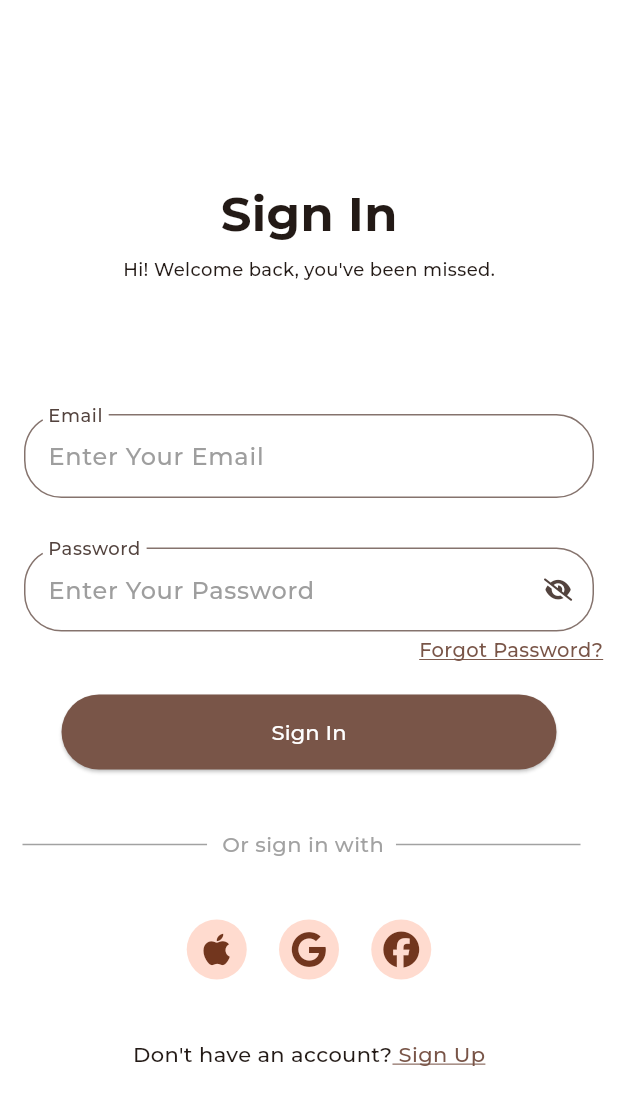
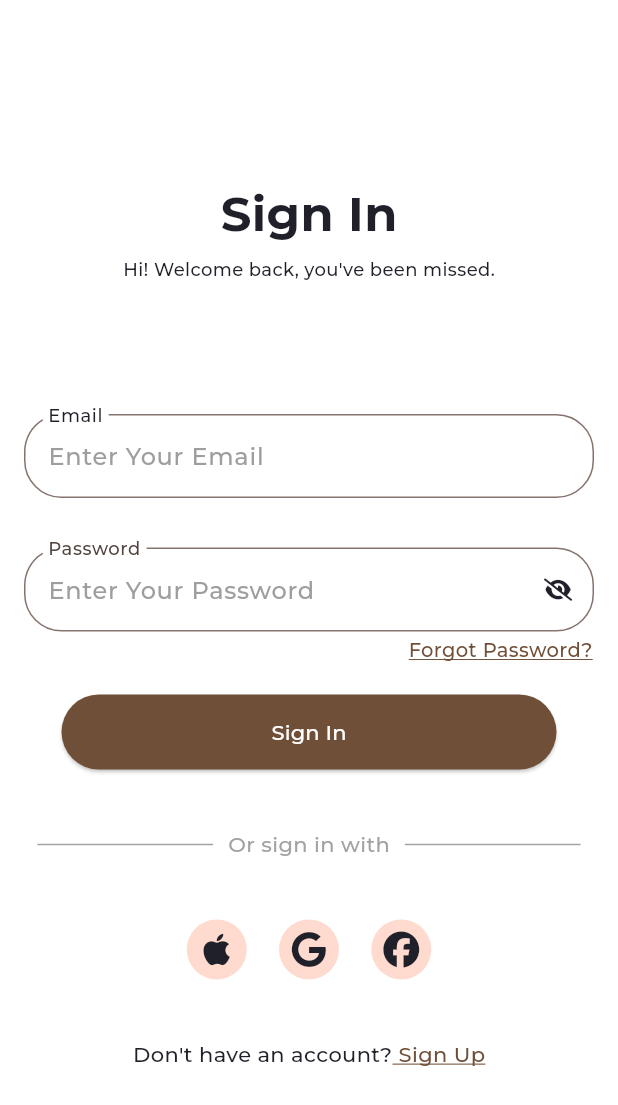
Before and after one commit to suheerthedev/clothing_app, a Flutter app: the screen it shows after launch, after a tap on "Sign In", on a phone screen of 412 x 824 dp. Shown: the top 1105 px of the screen. Run offline on Flutter 3.47's test engine with Material 3 defaults, Android fonts, the phone set to English and light mode, and no system bars; our stand-ins replace flutter_otp_text_field, flutter_svg, font_awesome_flutter, intl_phone_field, smooth_page_indicator; project files that could hold a hidden picture were left out.

Commit message:
Added AppColor variables to Sign In Screen

```diff
--- a/lib/main.dart
+++ b/lib/main.dart
@@ -26,7 +26,7 @@ class MyApp extends StatelessWidget {
         fontFamily: 'Montserrat',
         colorScheme: ColorScheme.fromSeed(seedColor: Colors.brown),
       ),
-      home: const SplashScreen(),
+      home: const SignInScreen(),
       routes: {
         '/splashscreen': (context) => const SplashScreen(),
         '/welcomescreen': (context) => const WelcomeScreen(),
--- a/lib/screens/sign_in_screen.dart
+++ b/lib/screens/sign_in_screen.dart
@@ -1,4 +1,5 @@
 import 'package:clothing_store_app/screens/verification_screen.dart';
+import 'package:clothing_store_app/util/app_colors.dart';
 import 'package:flutter/material.dart';
 import 'package:font_awesome_flutter/font_awesome_flutter.dart';
 
@@ -27,14 +28,20 @@ class _SignInScreenState extends State<SignInScreen> {
               const SizedBox(
                 height: 120,
               ),
-              const Text('Sign In',
-                  style: TextStyle(fontSize: 32, fontWeight: FontWeight.bold)),
+              Text('Sign In',
+                  style: TextStyle(
+                      color: AppColors.primaryTextColor,
+                      fontSize: 32,
+                      fontWeight: FontWeight.bold)),
               const SizedBox(
                 height: 5,
               ),
-              const Text(
+              Text(
                 "Hi! Welcome back, you've been missed.",
-                style: TextStyle(fontSize: 12, fontWeight: FontWeight.w400),
+                style: TextStyle(
+                    color: AppColors.primaryTextColor,
+                    fontSize: 12,
+                    fontWeight: FontWeight.w400),
               ),
               const SizedBox(
                 height: 80,
@@ -46,10 +53,12 @@ class _SignInScreenState extends State<SignInScreen> {
                   controller: emailCont,
                   decoration: InputDecoration(
                       labelText: 'Email',
+                      labelStyle: TextStyle(color: AppColors.primaryTextColor),
                       floatingLabelBehavior: FloatingLabelBehavior.always,
                       hintText: 'Enter Your Email',
                       hintStyle: const TextStyle(color: Colors.grey),
                       border: OutlineInputBorder(
+                        borderSide: BorderSide(color: AppColors.primaryColor),
                         borderRadius: BorderRadius.circular(25),
                       )),
                 ),
@@ -72,24 +81,29 @@ class _SignInScreenState extends State<SignInScreen> {
                           if (passwordStatus == true) {
                             setState(() {
                               passwordStatus = !passwordStatus;
-                              passwordIcon = const FaIcon(
+                              passwordIcon = FaIcon(
                                 FontAwesomeIcons.solidEye,
+                                color: AppColors.primaryIconColor,
                                 size: 15,
                               );
                             });
                           } else {
                             setState(() {
                               passwordStatus = !passwordStatus;
-                              passwordIcon =
-                                  const FaIcon(FontAwesomeIcons.solidEyeSlash);
+                              passwordIcon = FaIcon(
+                                FontAwesomeIcons.solidEyeSlash,
+                                color: AppColors.primaryIconColor,
+                              );
                             });
                           }
                         },
                         icon: passwordIcon,
+                        color: AppColors.primaryIconColor,
                         iconSize: 15,
                       ),
                       border: OutlineInputBorder(
                         borderRadius: BorderRadius.circular(25),
+                        borderSide: BorderSide(color: AppColors.primaryColor),
                       )),
                 ),
               ),
@@ -110,18 +124,18 @@ class _SignInScreenState extends State<SignInScreen> {
                             ),
                           ));
                     },
-                    child: const Text(
+                    child: Text(
                       "Forgot Password?",
                       style: TextStyle(
                           fontSize: 13,
-                          color: Colors.brown,
+                          color: AppColors.secondaryTextColor,
                           fontWeight: FontWeight.w500,
                           decoration: TextDecoration.underline,
-                          decorationColor: Colors.brown),
+                          decorationColor: AppColors.secondaryTextColor),
                     ),
                   ),
                   const SizedBox(
-                    width: 10,
+                    width: 17,
                   ),
                 ],
               ),
@@ -131,13 +145,13 @@ class _SignInScreenState extends State<SignInScreen> {
               ElevatedButton(
                   style: ElevatedButton.styleFrom(
                       fixedSize: const Size(330, 50),
-                      backgroundColor: Colors.brown),
+                      backgroundColor: AppColors.secondaryColor),
                   onPressed: () {
                     //Navigate to Other Screen
                   },
-                  child: const Text(
+                  child: Text(
                     'Sign In',
-                    style: TextStyle(color: Colors.white),
+                    style: TextStyle(color: AppColors.onPrimaryTextColor),
                   )),
               const SizedBox(
                 height: 40,
@@ -151,10 +165,11 @@ class _SignInScreenState extends State<SignInScreen> {
                         child: Divider(
                       color: Color.fromARGB(244, 158, 158, 158),
                       thickness: 1,
+                      indent: 10,
                       endIndent: 10,
                     )),
                     Text(
-                      'Or sign in with  ',
+                      'Or sign in with',
                       style:
                           TextStyle(color: Color.fromARGB(244, 158, 158, 158)),
                     ),
@@ -162,6 +177,7 @@ class _SignInScreenState extends State<SignInScreen> {
                         child: Divider(
                       color: Color.fromARGB(244, 158, 158, 158),
                       thickness: 1,
+                      indent: 10,
                       endIndent: 10,
                     )),
                   ],
@@ -172,17 +188,20 @@ class _SignInScreenState extends State<SignInScreen> {
               ),
               SizedBox(
                 width: size.width * 0.5,
-                child: const Row(
+                child: Row(
                   mainAxisAlignment: MainAxisAlignment.spaceEvenly,
                   children: [
                     CircleAvatar(
-                      child: FaIcon(FontAwesomeIcons.apple),
+                      child: FaIcon(FontAwesomeIcons.apple,
+                          color: AppColors.primaryIconColor),
                     ),
                     CircleAvatar(
-                      child: FaIcon(FontAwesomeIcons.google),
+                      child: FaIcon(FontAwesomeIcons.google,
+                          color: AppColors.primaryIconColor),
                     ),
                     CircleAvatar(
-                      child: FaIcon(FontAwesomeIcons.facebook),
+                      child: FaIcon(FontAwesomeIcons.facebook,
+                          color: AppColors.primaryIconColor),
                     )
                   ],
                 ),
@@ -193,19 +212,21 @@ class _SignInScreenState extends State<SignInScreen> {
               Row(
                 mainAxisAlignment: MainAxisAlignment.center,
                 children: [
-                  const Text("Don't have an account?",
-                      style: TextStyle(fontWeight: FontWeight.w400)),
+                  Text("Don't have an account?",
+                      style: TextStyle(
+                          color: AppColors.primaryTextColor,
+                          fontWeight: FontWeight.w400)),
                   InkWell(
                     onTap: () {
                       //Navigate To Create Account Page
                       Navigator.pushNamed(context, '/createaccountscreen');
                     },
-                    child: const Text(" Sign Up",
+                    child: Text(" Sign Up",
                         style: TextStyle(
                             fontWeight: FontWeight.w400,
-                            color: Colors.brown,
+                            color: AppColors.secondaryTextColor,
                             decoration: TextDecoration.underline,
-                            decorationColor: Colors.brown)),
+                            decorationColor: AppColors.secondaryTextColor)),
                   )
                 ],
               )
```
